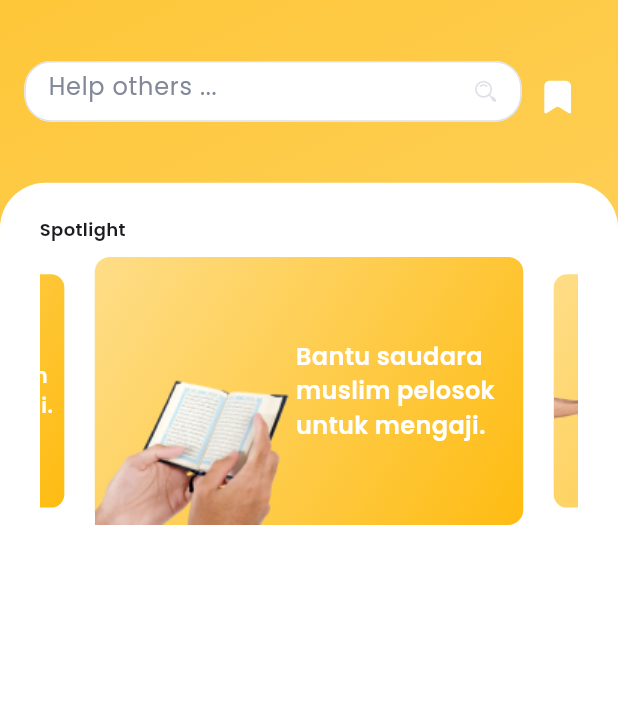
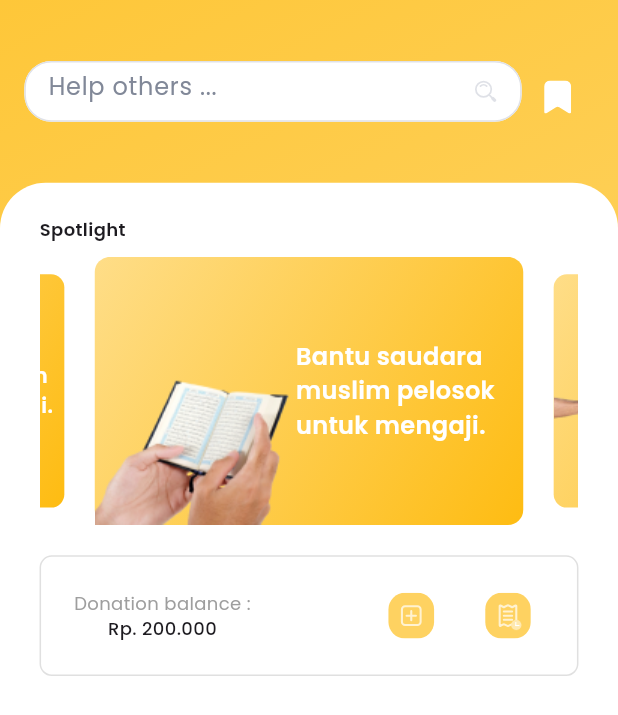
Before and after one commit to KhaledElalfy1/ajuda-app, a Flutter app: the HomeView screen opened directly, on a phone screen of 412 x 824 dp. Shown: the top 715 px of the screen. Run offline on Flutter 3.47's test engine with Material 3 defaults, Android fonts, the phone set to English and light mode, and no system bars; drawn by our look-alikes of carousel_slider; our stand-ins replace flutter_bloc, flutter_screenutil, flutter_svg, gap, get_it, google_fonts and 1 more; accounts and stored records are empty.

Commit message:
add donation balance widget

```diff
--- /dev/null
+++ b/lib/features/home/presentation/view/widgets/donation_balance_widget.dart
@@ -0,0 +1,56 @@
+import 'package:ajuda/core/utils/app_fonts.dart';
+import 'package:ajuda/core/utils/app_icons.dart';
+import 'package:flutter/material.dart';
+import 'package:flutter_screenutil/flutter_screenutil.dart';
+import 'package:flutter_svg/svg.dart';
+import 'package:gap/gap.dart';
+
+class DonationBalanceWidget extends StatelessWidget {
+  const DonationBalanceWidget({
+    super.key,
+  });
+
+  @override
+  Widget build(BuildContext context) {
+    return Container(
+      padding: EdgeInsets.symmetric(horizontal: 20.0.w, vertical: 15.0.h),
+      width: double.infinity,
+      decoration: BoxDecoration(
+        borderRadius: BorderRadius.circular(8.r),
+        border: Border.all(color: Colors.grey[300]!, width: 1),
+      ),
+      child: Row(
+        children: [
+          Column(
+            children: [
+              Text(
+                'Donation balance :',
+                style: AppFonts.regular12.copyWith(color: Colors.grey),
+              ),
+              Text(
+                'Rp. 200.000',
+                style: AppFonts.medium12,
+              ),
+            ],
+          ),
+          const Spacer(),
+          IconButton(
+            onPressed: () {},
+            icon: SvgPicture.asset(
+              AppIcons.iconsPlus,
+              height: 30.h,
+            ),
+          ),
+          Gap(15.w),
+          IconButton(
+            onPressed: () {},
+            icon: SvgPicture.asset(
+              AppIcons.iconsHistory,
+              height: 30.h,
+            ),
+          ),
+        ],
+      ),
+    );
+  }
+}
--- a/lib/features/home/presentation/view/widgets/home_body.dart
+++ b/lib/features/home/presentation/view/widgets/home_body.dart
@@ -1,5 +1,6 @@
 import 'package:ajuda/core/utils/app_fonts.dart';
 import 'package:ajuda/features/home/presentation/view/widgets/custom_carousel_slider.dart';
+import 'package:ajuda/features/home/presentation/view/widgets/donation_balance_widget.dart';
 import 'package:flutter/material.dart';
 import 'package:flutter_screenutil/flutter_screenutil.dart';
 import 'package:gap/gap.dart';
@@ -19,7 +20,9 @@ class HomeBody extends StatelessWidget {
             style: AppFonts.semiBold12,
           ),
           Gap(10.h),
-         const CustomCarouselSlider(),
+          const CustomCarouselSlider(),
+          Gap(20.h),
+         const DonationBalanceWidget(),
         ],
       ),
     );
```
